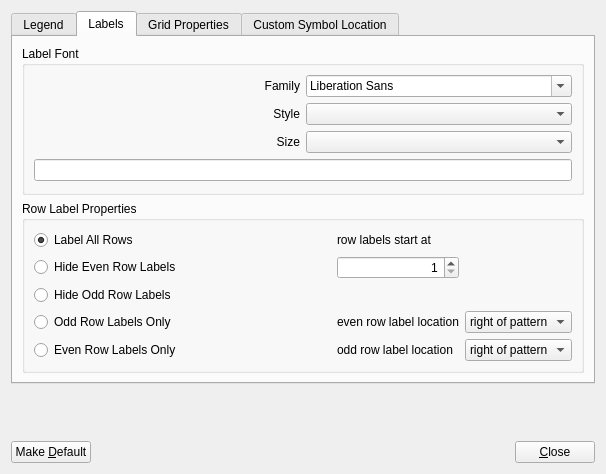
Old version of the form sconcho/gui/ui/preferences_dialog.ui in the repository haskelladdict/sconcho.
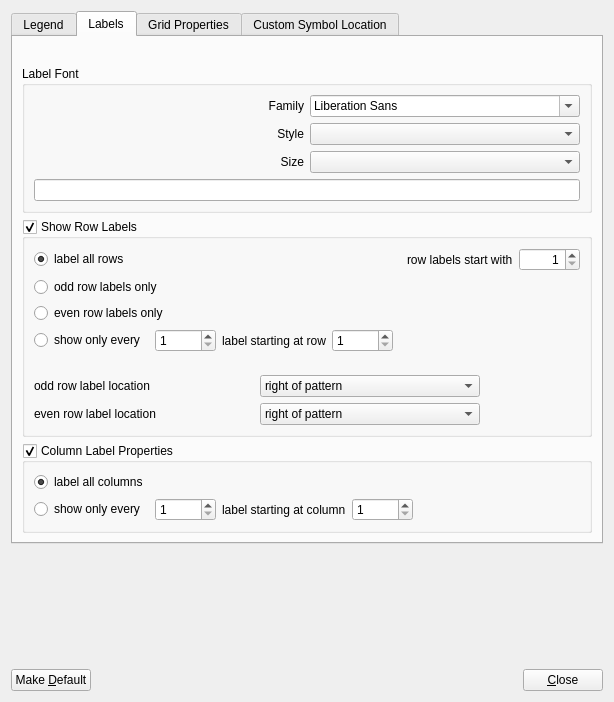
New version of the form. The open tabs and pages were chosen to show the change.

Commit message: Finished first draft of code for row labels.

The edit to the form file:
```diff
--- a/sconcho/gui/ui/preferences_dialog.ui
+++ b/sconcho/gui/ui/preferences_dialog.ui
@@ -6,14 +6,14 @@
    <rect>
     <x>0</x>
     <y>0</y>
-    <width>606</width>
-    <height>474</height>
+    <width>614</width>
+    <height>702</height>
    </rect>
   </property>
   <property name="windowTitle">
    <string>sconcho: Preferences</string>
   </property>
-  <layout class="QVBoxLayout" name="verticalLayout_9">
+  <layout class="QVBoxLayout" name="verticalLayout_10">
    <item>
     <widget class="QTabWidget" name="tabWidget">
      <property name="currentIndex">
@@ -101,7 +101,20 @@
       <attribute name="title">
        <string>Labels</string>
       </attribute>
-      <layout class="QVBoxLayout" name="verticalLayout_7">
+      <layout class="QVBoxLayout" name="verticalLayout_9">
+       <item>
+        <spacer name="horizontalSpacer_4">
+         <property name="orientation">
+          <enum>Qt::Horizontal</enum>
+         </property>
+         <property name="sizeHint" stdset="0">
+          <size>
+           <width>40</width>
+           <height>20</height>
+          </size>
+         </property>
+        </spacer>
+       </item>
        <item>
         <widget class="QGroupBox" name="groupBox_2">
          <property name="title">
@@ -158,138 +171,313 @@
         </widget>
        </item>
        <item>
-        <widget class="QGroupBox" name="groupBox_3">
+        <widget class="QGroupBox" name="showRowLabelChecker">
          <property name="title">
-          <string>Row Label Properties</string>
+          <string>Show Row Labels</string>
          </property>
-         <layout class="QGridLayout" name="gridLayout_5">
-          <item row="0" column="0">
-           <widget class="QRadioButton" name="labelAllRowsButton">
+         <property name="checkable">
+          <bool>true</bool>
+         </property>
+         <layout class="QVBoxLayout" name="verticalLayout">
+          <item>
+           <layout class="QHBoxLayout" name="horizontalLayout_8">
+            <item>
+             <widget class="QRadioButton" name="labelAllRowsButton">
+              <property name="text">
+               <string>label all rows</string>
+              </property>
+              <property name="checked">
+               <bool>true</bool>
+              </property>
+              <attribute name="buttonGroup">
+               <string>buttonGroup</string>
+              </attribute>
+             </widget>
+            </item>
+            <item>
+             <spacer name="horizontalSpacer_2">
+              <property name="orientation">
+               <enum>Qt::Horizontal</enum>
+              </property>
+              <property name="sizeHint" stdset="0">
+               <size>
+                <width>40</width>
+                <height>20</height>
+               </size>
+              </property>
+             </spacer>
+            </item>
+            <item>
+             <layout class="QHBoxLayout" name="horizontalLayout_7">
+              <item>
+               <widget class="QLabel" name="label_8">
+                <property name="text">
+                 <string>row labels start with</string>
+                </property>
+               </widget>
+              </item>
+              <item>
+               <widget class="QSpinBox" name="rowLabelStartSpinner">
+                <property name="alignment">
+                 <set>Qt::AlignRight|Qt::AlignTrailing|Qt::AlignVCenter</set>
+                </property>
+                <property name="minimum">
+                 <number>1</number>
+                </property>
+                <property name="maximum">
+                 <number>10000</number>
+                </property>
+               </widget>
+              </item>
+             </layout>
+            </item>
+           </layout>
+          </item>
+          <item>
+           <widget class="QRadioButton" name="showOddRowsButton">
             <property name="text">
-             <string>Label All Rows</string>
+             <string>odd row labels only</string>
             </property>
-            <property name="checked">
-             <bool>true</bool>
-            </property>
             <attribute name="buttonGroup">
              <string>buttonGroup</string>
             </attribute>
            </widget>
           </item>
-          <item row="0" column="2">
-           <widget class="QLabel" name="label_8">
+          <item>
+           <widget class="QRadioButton" name="showEvenRowsButton">
             <property name="text">
-             <string>row labels start at</string>
+             <string>even row labels only</string>
             </property>
-           </widget>
-          </item>
-          <item row="1" column="0">
-           <widget class="QRadioButton" name="labelOddRowsButton">
-            <property name="text">
-             <string>Hide Even Row Labels</string>
-            </property>
             <attribute name="buttonGroup">
              <string>buttonGroup</string>
             </attribute>
            </widget>
           </item>
-          <item row="1" column="1">
-           <spacer name="horizontalSpacer_2">
+          <item>
+           <layout class="QHBoxLayout" name="horizontalLayout_3">
+            <item>
+             <widget class="QRadioButton" name="showRowsWithIntervalButton">
+              <property name="text">
+               <string>show only every </string>
+              </property>
+              <attribute name="buttonGroup">
+               <string>buttonGroup</string>
+              </attribute>
+             </widget>
+            </item>
+            <item>
+             <widget class="QSpinBox" name="rowLabelsIntervalSpinner">
+              <property name="minimum">
+               <number>1</number>
+              </property>
+              <property name="maximum">
+               <number>10000</number>
+              </property>
+             </widget>
+            </item>
+            <item>
+             <widget class="QLabel" name="label_14">
+              <property name="text">
+               <string>label starting at row</string>
+              </property>
+             </widget>
+            </item>
+            <item>
+             <widget class="QSpinBox" name="rowLabelsIntervalStartSpinner">
+              <property name="minimum">
+               <number>1</number>
+              </property>
+              <property name="maximum">
+               <number>10000</number>
+              </property>
+             </widget>
+            </item>
+            <item>
+             <spacer name="horizontalSpacer_9">
+              <property name="orientation">
+               <enum>Qt::Horizontal</enum>
+              </property>
+              <property name="sizeHint" stdset="0">
+               <size>
+                <width>40</width>
+                <height>20</height>
+               </size>
+              </property>
+             </spacer>
+            </item>
+           </layout>
+          </item>
+          <item>
+           <spacer name="verticalSpacer_7">
             <property name="orientation">
-             <enum>Qt::Horizontal</enum>
+             <enum>Qt::Vertical</enum>
             </property>
             <property name="sizeHint" stdset="0">
              <size>
-              <width>28</width>
-              <height>20</height>
+              <width>20</width>
+              <height>15</height>
              </size>
             </property>
            </spacer>
           </item>
-          <item row="1" column="2">
-           <widget class="QSpinBox" name="rowLabelStartSpinner">
-            <property name="alignment">
-             <set>Qt::AlignRight|Qt::AlignTrailing|Qt::AlignVCenter</set>
-            </property>
-            <property name="minimum">
-             <number>1</number>
-            </property>
-            <property name="maximum">
-             <number>10000</number>
-            </property>
-           </widget>
+          <item>
+           <layout class="QHBoxLayout" name="horizontalLayout_6">
+            <item>
+             <widget class="QLabel" name="label_13">
+              <property name="text">
+               <string>odd row label location</string>
+              </property>
+             </widget>
+            </item>
+            <item>
+             <widget class="QComboBox" name="oddRowLabelLocationComboBox">
+              <item>
+               <property name="text">
+                <string>right of pattern</string>
+               </property>
+              </item>
+              <item>
+               <property name="text">
+                <string>left of pattern</string>
+               </property>
+              </item>
+             </widget>
+            </item>
+            <item>
+             <spacer name="horizontalSpacer_5">
+              <property name="orientation">
+               <enum>Qt::Horizontal</enum>
+              </property>
+              <property name="sizeType">
+               <enum>QSizePolicy::Preferred</enum>
+              </property>
+              <property name="sizeHint" stdset="0">
+               <size>
+                <width>100</width>
+                <height>20</height>
+               </size>
+              </property>
+             </spacer>
+            </item>
+           </layout>
           </item>
-          <item row="2" column="0">
-           <widget class="QRadioButton" name="labelEvenRowsButton">
-            <property name="text">
-             <string>Hide Odd Row Labels</string>
-            </property>
-            <attribute name="buttonGroup">
-             <string>buttonGroup</string>
-            </attribute>
-           </widget>
-          </item>
-          <item row="3" column="0">
-           <widget class="QRadioButton" name="showOddRowsButton">
-            <property name="text">
-             <string>Odd Row Labels Only</string>
-            </property>
-            <attribute name="buttonGroup">
-             <string>buttonGroup</string>
-            </attribute>
-           </widget>
-          </item>
-          <item row="3" column="2">
-           <widget class="QLabel" name="label_9">
-            <property name="text">
-             <string>even row label location</string>
-            </property>
-           </widget>
-          </item>
-          <item row="3" column="3">
-           <widget class="QComboBox" name="evenRowLabelLocationComboBox">
+          <item>
+           <layout class="QHBoxLayout" name="horizontalLayout_4">
             <item>
-             <property name="text">
-              <string>right of pattern</string>
-             </property>
+             <widget class="QLabel" name="label_9">
+              <property name="text">
+               <string>even row label location</string>
+              </property>
+             </widget>
             </item>
             <item>
-             <property name="text">
-              <string>left of pattern</string>
-             </property>
+             <widget class="QComboBox" name="evenRowLabelLocationComboBox">
+              <item>
+               <property name="text">
+                <string>right of pattern</string>
+               </property>
+              </item>
+              <item>
+               <property name="text">
+                <string>left of pattern</string>
+               </property>
+              </item>
+             </widget>
             </item>
-           </widget>
+            <item>
+             <spacer name="horizontalSpacer_3">
+              <property name="orientation">
+               <enum>Qt::Horizontal</enum>
+              </property>
+              <property name="sizeType">
+               <enum>QSizePolicy::Preferred</enum>
+              </property>
+              <property name="sizeHint" stdset="0">
+               <size>
+                <width>100</width>
+                <height>20</height>
+               </size>
+              </property>
+             </spacer>
+            </item>
+           </layout>
           </item>
-          <item row="4" column="0">
-           <widget class="QRadioButton" name="showEvenRowsButton">
+         </layout>
+         <zorder>showOddRowsButton</zorder>
+         <zorder>showEvenRowsButton</zorder>
+         <zorder>verticalSpacer_7</zorder>
+         <zorder></zorder>
+        </widget>
+       </item>
+       <item>
+        <widget class="QGroupBox" name="showColumnLabelChecker">
+         <property name="title">
+          <string>Column Label Properties</string>
+         </property>
+         <property name="checkable">
+          <bool>true</bool>
+         </property>
+         <layout class="QVBoxLayout" name="verticalLayout_7">
+          <item>
+           <widget class="QRadioButton" name="labelAllRowsButton_2">
             <property name="text">
-             <string>Even Row Labels Only</string>
+             <string>label all columns</string>
             </property>
-            <attribute name="buttonGroup">
-             <string>buttonGroup</string>
-            </attribute>
-           </widget>
-          </item>
-          <item row="4" column="2">
-           <widget class="QLabel" name="label_13">
-            <property name="text">
-             <string>odd row label location</string>
+            <property name="checked">
+             <bool>true</bool>
             </property>
            </widget>
           </item>
-          <item row="4" column="3">
-           <widget class="QComboBox" name="oddRowLabelLocationComboBox">
+          <item>
+           <layout class="QHBoxLayout" name="horizontalLayout_10">
             <item>
-             <property name="text">
-              <string>right of pattern</string>
-             </property>
+             <widget class="QRadioButton" name="showSpacedColumnsButton">
+              <property name="text">
+               <string>show only every </string>
+              </property>
+             </widget>
             </item>
             <item>
-             <property name="text">
-              <string>left of pattern</string>
-             </property>
+             <widget class="QSpinBox" name="columnShowSpacerSpinner">
+              <property name="minimum">
+               <number>1</number>
+              </property>
+              <property name="maximum">
+               <number>10000</number>
+              </property>
+             </widget>
             </item>
-           </widget>
+            <item>
+             <widget class="QLabel" name="label_16">
+              <property name="text">
+               <string>label starting at column</string>
+              </property>
+             </widget>
+            </item>
+            <item>
+             <widget class="QSpinBox" name="columnShowStartSpinner">
+              <property name="minimum">
+               <number>1</number>
+              </property>
+              <property name="maximum">
+               <number>10000</number>
+              </property>
+             </widget>
+            </item>
+            <item>
+             <spacer name="horizontalSpacer_7">
+              <property name="orientation">
+               <enum>Qt::Horizontal</enum>
+              </property>
+              <property name="sizeHint" stdset="0">
+               <size>
+                <width>40</width>
+                <height>20</height>
+               </size>
+              </property>
+             </spacer>
+            </item>
+           </layout>
           </item>
          </layout>
         </widget>
@@ -498,14 +686,14 @@
     </widget>
    </item>
    <item>
-    <spacer name="verticalSpacer">
+    <spacer name="verticalSpacer_6">
      <property name="orientation">
       <enum>Qt::Vertical</enum>
      </property>
      <property name="sizeHint" stdset="0">
       <size>
        <width>20</width>
-       <height>236</height>
+       <height>29</height>
       </size>
      </property>
     </spacer>
```
Left out of the diff: 86 changed lines with no effect on the pictures. The commit also changes 18 other files.
